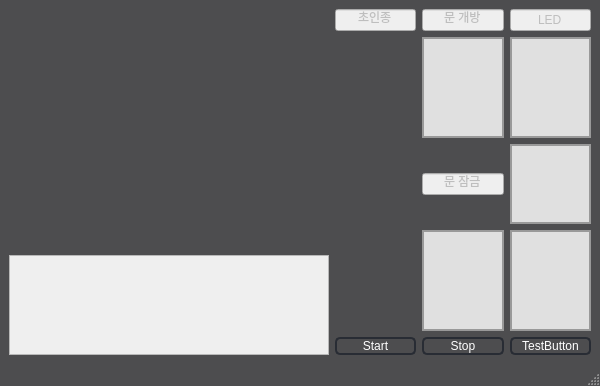
Before: the Qt Designer form Server/face-recognition/face_recognition.ui in miiiingi/VEDA_FinalProject, drawn with Qt 5.
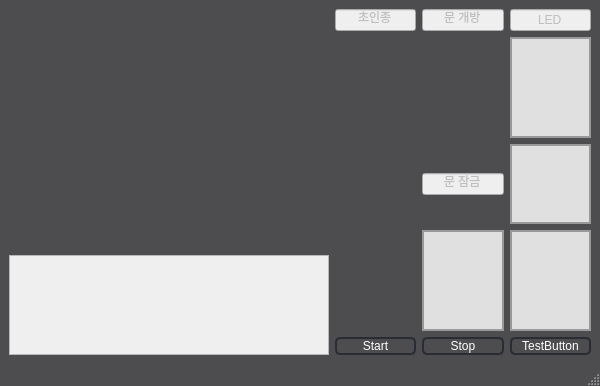
After: the same form once the commit is applied. Custom widgets are drawn as their Qt base class.

```diff
--- a/Server/face-recognition/face_recognition.ui
+++ b/Server/face-recognition/face_recognition.ui
@@ -84,7 +84,7 @@
        </widget>
       </item>
       <item row="1" column="1">
-       <widget class="QLed" name="status_led3_frame" native="true">
+       <widget class="QLabel" name="icon_door">
         <property name="minimumSize">
          <size>
           <width>80</width>
@@ -92,7 +92,7 @@
          </size>
         </property>
         <property name="styleSheet">
-         <string>background-color: #e0e0e0; border: 2px solid #999999; border-radius: 50%;</string>
+         <string>background-color: transparent;</string>
         </property>
        </widget>
       </item>
```
